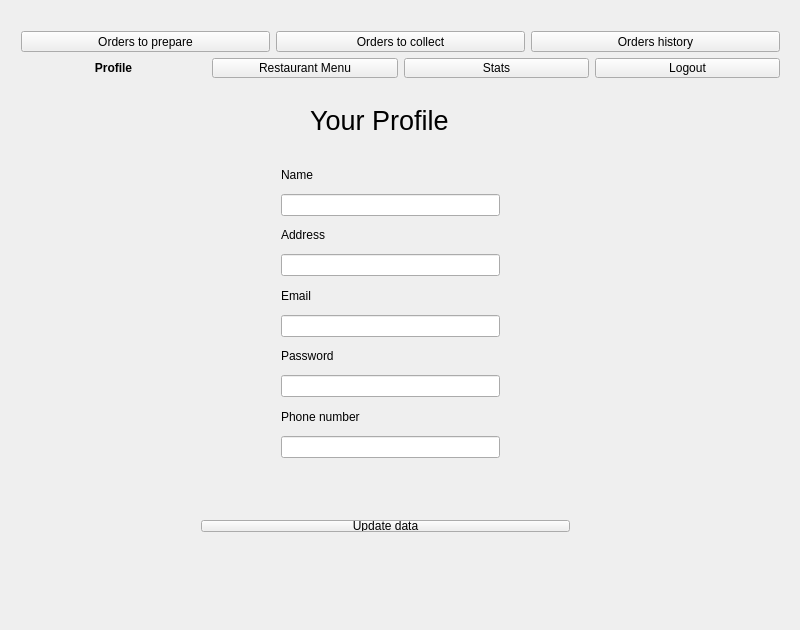
The window that src/Client/Client/RestaurantGUI.ui (DanieleAmenta/APL-DinerHub-2021-2022) describes before a commit, drawn with Qt 5.
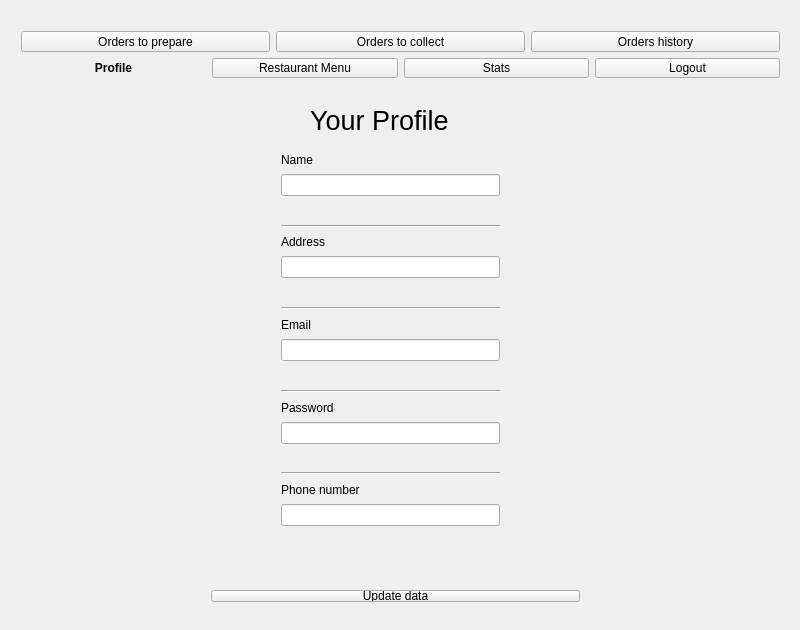
The same window after the commit. The open tabs and pages were chosen to show the change.

What changed in the file:
```diff
--- a/src/Client/Client/RestaurantGUI.ui
+++ b/src/Client/Client/RestaurantGUI.ui
@@ -538,9 +538,9 @@
      <property name="geometry">
       <rect>
        <x>260</x>
-       <y>140</y>
+       <y>130</y>
        <width>241</width>
-       <height>319</height>
+       <height>420</height>
       </rect>
      </property>
      <layout class="QVBoxLayout" name="verticalLayout_7">
@@ -554,6 +554,26 @@
       <item>
        <widget class="QLineEdit" name="nameLineEdit"/>
       </item>
+      <item>
+       <widget class="QLabel" name="nameErrorLabel">
+        <property name="font">
+         <font>
+          <weight>75</weight>
+          <bold>true</bold>
+         </font>
+        </property>
+        <property name="text">
+         <string/>
+        </property>
+       </widget>
+      </item>
+      <item>
+       <widget class="Line" name="line">
+        <property name="orientation">
+         <enum>Qt::Horizontal</enum>
+        </property>
+       </widget>
+      </item>
       <item>
        <widget class="QLabel" name="addressProfileLabel">
         <property name="text">
@@ -564,6 +584,27 @@
       <item>
        <widget class="QLineEdit" name="addressLineEdit"/>
       </item>
+      <item>
+       <widget class="QLabel" name="addressErrorLabel">
+        <property name="font">
+         <font>
+          <weight>75</weight>
+          <bold>true</bold>
+          <underline>false</underline>
+         </font>
+        </property>
+        <property name="text">
+         <string/>
+        </property>
+       </widget>
+      </item>
+      <item>
+       <widget class="Line" name="line_3">
+        <property name="orientation">
+         <enum>Qt::Horizontal</enum>
+        </property>
+       </widget>
+      </item>
       <item>
        <widget class="QLabel" name="emailProfileLabel">
         <property name="text">
@@ -578,6 +619,26 @@
         </property>
        </widget>
       </item>
+      <item>
+       <widget class="QLabel" name="emailErrorLabel">
+        <property name="font">
+         <font>
+          <weight>75</weight>
+          <bold>true</bold>
+         </font>
+        </property>
+        <property name="text">
+         <string/>
+        </property>
+       </widget>
+      </item>
+      <item>
+       <widget class="Line" name="line_4">
+        <property name="orientation">
+         <enum>Qt::Horizontal</enum>
+        </property>
+       </widget>
+      </item>
       <item>
        <widget class="QLabel" name="pswProfileLabel">
         <property name="text">
@@ -598,6 +659,26 @@
         </property>
        </widget>
       </item>
+      <item>
+       <widget class="QLabel" name="pswErrorLabel">
+        <property name="font">
+         <font>
+          <weight>75</weight>
+          <bold>true</bold>
+         </font>
+        </property>
+        <property name="text">
+         <string/>
+        </property>
+       </widget>
+      </item>
+      <item>
+       <widget class="Line" name="line_5">
+        <property name="orientation">
+         <enum>Qt::Horizontal</enum>
+        </property>
+       </widget>
+      </item>
       <item>
        <widget class="QLabel" name="phoneProfileLabel">
         <property name="text">
@@ -608,13 +689,26 @@
       <item>
        <widget class="QLineEdit" name="phoneLineEdit"/>
       </item>
+      <item>
+       <widget class="QLabel" name="phoneErrorLabel">
+        <property name="font">
+         <font>
+          <weight>75</weight>
+          <bold>true</bold>
+         </font>
+        </property>
+        <property name="text">
+         <string/>
+        </property>
+       </widget>
+      </item>
      </layout>
     </widget>
     <widget class="QWidget" name="layoutWidget_7">
      <property name="geometry">
       <rect>
-       <x>180</x>
-       <y>480</y>
+       <x>190</x>
+       <y>550</y>
        <width>391</width>
        <height>53</height>
       </rect>
@@ -827,7 +921,7 @@
       <rect>
        <x>10</x>
        <y>160</y>
-       <width>201</width>
+       <width>241</width>
        <height>291</height>
       </rect>
      </property>
@@ -842,6 +936,26 @@
       <item>
        <widget class="QLineEdit" name="dishNameLineEdit"/>
       </item>
+      <item>
+       <widget class="QLabel" name="dishNameErrorLabel">
+        <property name="font">
+         <font>
+          <weight>75</weight>
+          <bold>true</bold>
+         </font>
+        </property>
+        <property name="text">
+         <string/>
+        </property>
+       </widget>
+      </item>
+      <item>
+       <widget class="Line" name="line_6">
+        <property name="orientation">
+         <enum>Qt::Horizontal</enum>
+        </property>
+       </widget>
+      </item>
       <item>
        <widget class="QLabel" name="dishTypeLabel">
         <property name="text">
@@ -881,6 +995,26 @@
         </item>
        </widget>
       </item>
+      <item>
+       <widget class="QLabel" name="dishTypeErrorLabel">
+        <property name="font">
+         <font>
+          <weight>75</weight>
+          <bold>true</bold>
+         </font>
+        </property>
+        <property name="text">
+         <string/>
+        </property>
+       </widget>
+      </item>
+      <item>
+       <widget class="Line" name="line_7">
+        <property name="orientation">
+         <enum>Qt::Horizontal</enum>
+        </property>
+       </widget>
+      </item>
       <item>
        <widget class="QLabel" name="dishPriceLabel">
         <property name="text">
@@ -895,6 +1029,19 @@
         </property>
        </widget>
       </item>
+      <item>
+       <widget class="QLabel" name="dishPriceErrorLabel">
+        <property name="font">
+         <font>
+          <weight>75</weight>
+          <bold>true</bold>
+         </font>
+        </property>
+        <property name="text">
+         <string/>
+        </property>
+       </widget>
+      </item>
      </layout>
     </widget>
     <widget class="QLabel" name="deleteDishLabel">
@@ -903,7 +1050,7 @@
        <x>400</x>
        <y>550</y>
        <width>371</width>
-       <height>20</height>
+       <height>21</height>
       </rect>
      </property>
      <property name="text">
```
